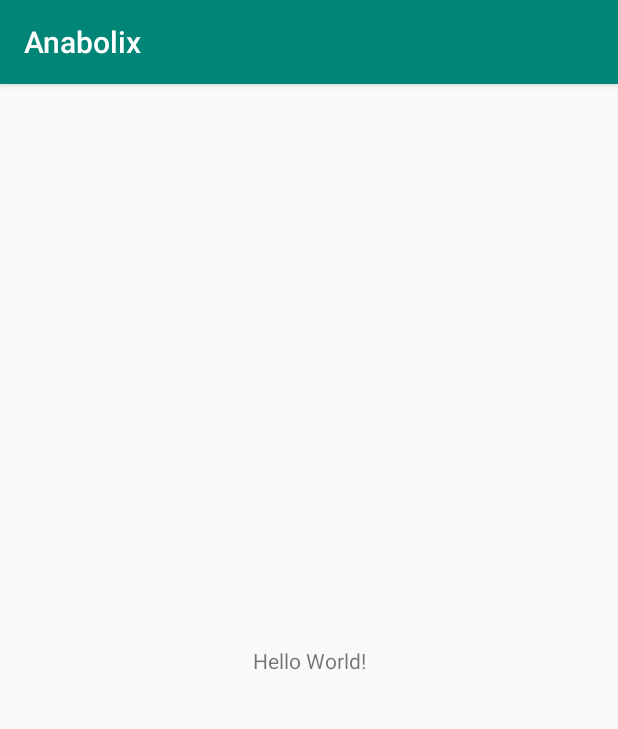
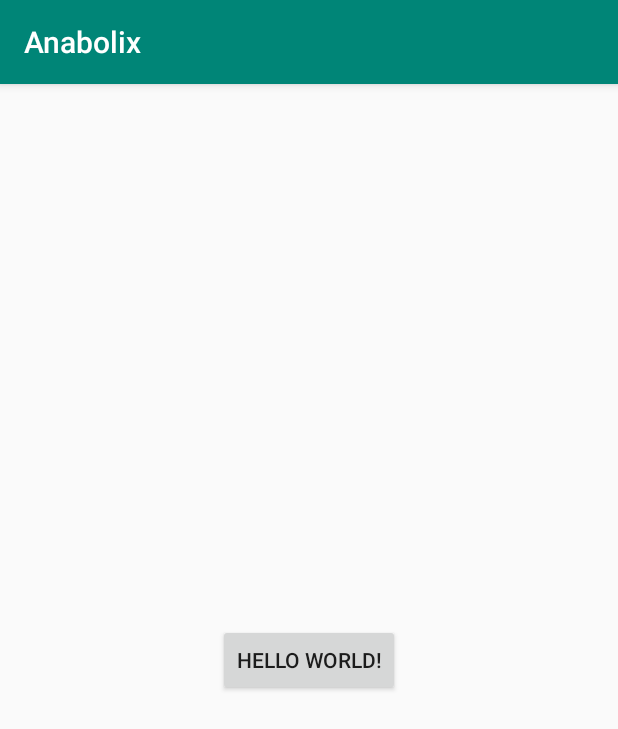
Before and after one commit to kevng2/Anabolix, an Android app: the screen it shows after launch (MainActivity), on a phone screen of 412 x 824 dp. Shown: the top 729 px of the screen. Run offline under Robolectric (Android 15) with nearby library versions, the phone set to English and light mode, and no system bars.

Commit message:
added a Kevin Button

```diff
--- a/app/src/main/java/com/android/gang/anabolix/MainActivity.java
+++ b/app/src/main/java/com/android/gang/anabolix/MainActivity.java
@@ -3,12 +3,24 @@ package com.android.gang.anabolix;
 import androidx.appcompat.app.AppCompatActivity;
 
 import android.os.Bundle;
+import android.view.View;
+import android.widget.Button;
+import android.widget.Toast;
 
 public class MainActivity extends AppCompatActivity {
+    private Button mKevinButton;
 
     @Override
     protected void onCreate(Bundle savedInstanceState) {
         super.onCreate(savedInstanceState);
         setContentView(R.layout.activity_main);
+
+        mKevinButton = findViewById(R.id.kevin_button);
+        mKevinButton.setOnClickListener(new View.OnClickListener() {
+            @Override
+            public void onClick(View v) {
+                Toast.makeText(MainActivity.this, "Hello, this is Kevin!", Toast.LENGTH_SHORT).show();
+            }
+        });
     }
 }
--- a/app/src/main/res/layout/activity_main.xml
+++ b/app/src/main/res/layout/activity_main.xml
@@ -6,7 +6,8 @@
     android:layout_height="match_parent"
     tools:context=".MainActivity">
 
-    <TextView
+    <Button
+        android:id="@+id/kevin_button"
         android:layout_width="wrap_content"
         android:layout_height="wrap_content"
         android:text="Hello World!"
```
